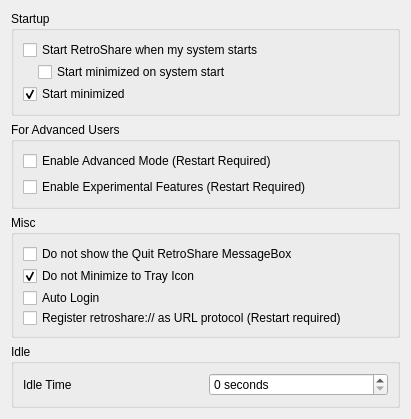
RetroShare/RetroShare, file retroshare-gui/src/gui/settings/GeneralPage.ui: the form before one commit.
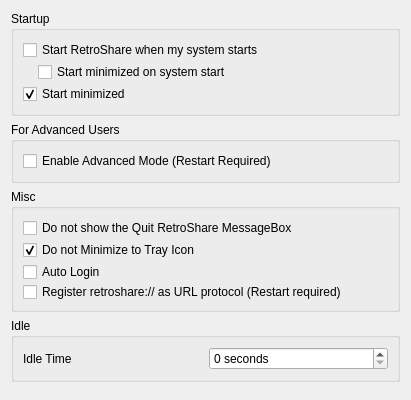
The form after the commit. Icons and pictures are not drawn.

Commit message: Changed config type of the FeedReader. There was a conflict with general config. Added warning in p3ConfigMgr::addConfiguration when a config type is used twice. Removed checkbox for "Experimental Features" in general page without function.

```diff
--- a/retroshare-gui/src/gui/settings/GeneralPage.ui
+++ b/retroshare-gui/src/gui/settings/GeneralPage.ui
@@ -80,13 +80,6 @@
         </property>
        </widget>
       </item>
-      <item>
-       <widget class="QCheckBox" name="checkAdvanced_2">
-        <property name="text">
-         <string>Enable Experimental Features (Restart Required)</string>
-        </property>
-       </widget>
-      </item>
      </layout>
     </widget>
    </item>
```
The commit also changes 3 other files.
